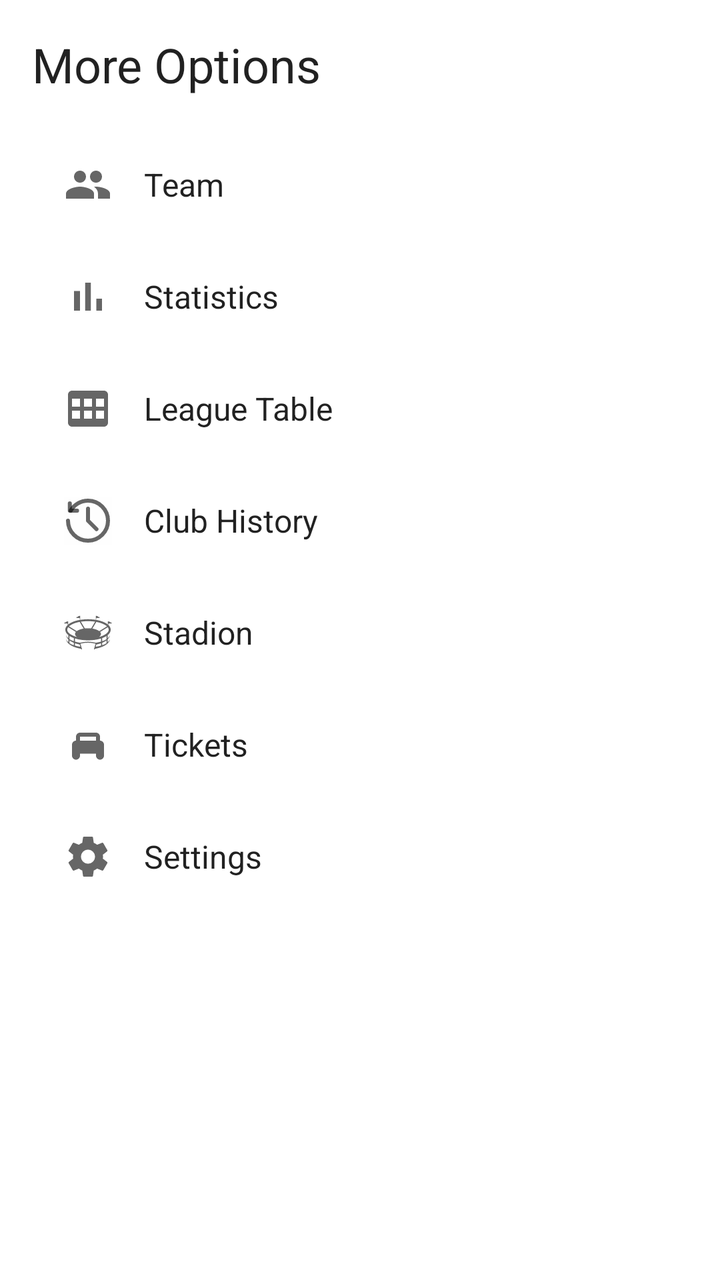
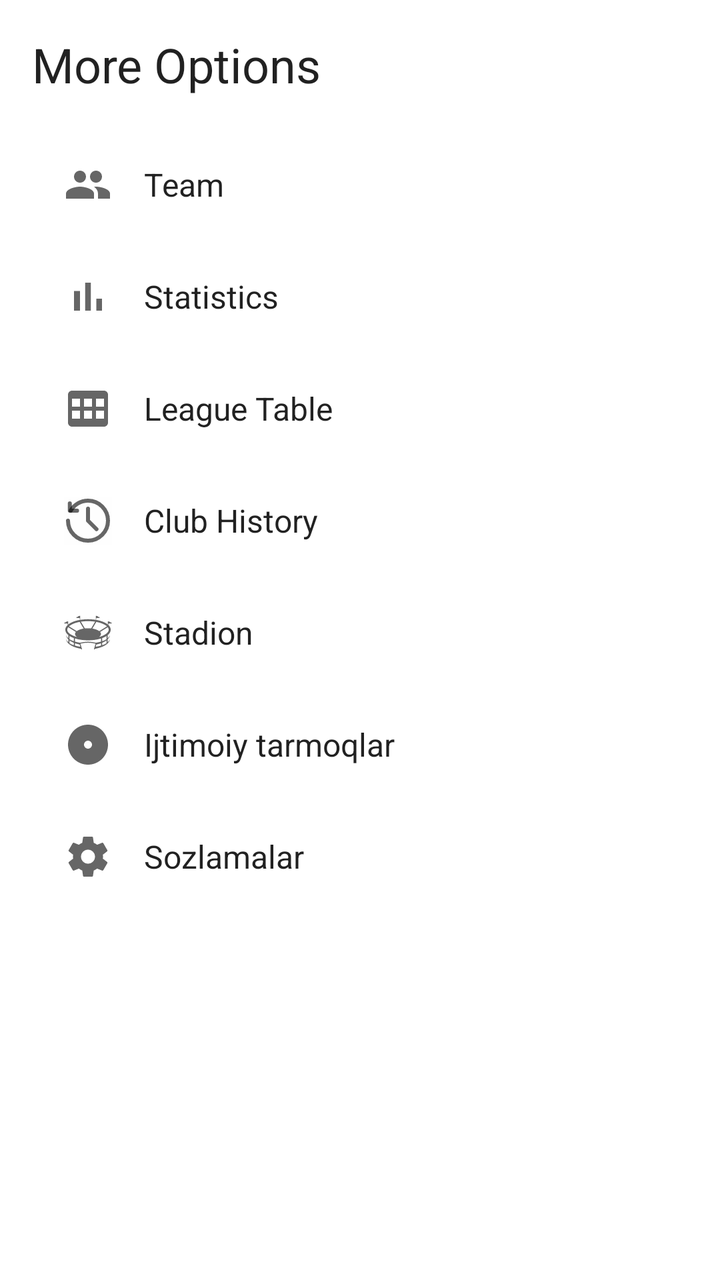

Screens rendered from an Android XML layout before and after an edit, with the pre-edit source and the edit as a unified diff.
<!-- AndroidManifest.xml: application theme Theme.FCNeftchi -->
<!-- res/layout/fragment_more.xml -->
<?xml version="1.0" encoding="utf-8"?>
<ScrollView xmlns:android="http://schemas.android.com/apk/res/android"
    xmlns:tools="http://schemas.android.com/tools"
    android:layout_width="match_parent"
    android:layout_height="match_parent"
    tools:context=".ui.more.MoreFragment">

    <LinearLayout
        android:layout_width="match_parent"
        android:layout_height="wrap_content"
        android:orientation="vertical"
        android:padding="16dp">

        <TextView
            style="?attr/textAppearanceHeadline5"
            android:layout_width="wrap_content"
            android:layout_height="wrap_content"
            android:layout_marginBottom="16dp"
            android:text="More Options" />

        <TextView
            android:id="@+id/team_button"
            style="?attr/textAppearanceListItem"
            android:layout_width="match_parent"
            android:layout_height="wrap_content"
            android:background="?attr/selectableItemBackground"
            android:drawableStart="@drawable/ic_team"
            android:drawablePadding="16dp"
            android:gravity="center_vertical"
            android:padding="16dp"
            android:text="@string/title_team" />

        <TextView
            android:id="@+id/statistics_button"
            style="?attr/textAppearanceListItem"
            android:layout_width="match_parent"
            android:layout_height="wrap_content"
            android:background="?attr/selectableItemBackground"
            android:drawableStart="@drawable/ic_stats"
            android:drawablePadding="16dp"
            android:gravity="center_vertical"
            android:padding="16dp"
            android:text="@string/title_statistics" />

        <TextView
            android:id="@+id/league_table_button"
            style="?attr/textAppearanceListItem"
            android:layout_width="match_parent"
            android:layout_height="wrap_content"
            android:background="?attr/selectableItemBackground"
            android:drawableStart="@drawable/ic_table"
            android:drawablePadding="16dp"
            android:gravity="center_vertical"
            android:padding="16dp"
            android:text="@string/title_league_table" />

        <TextView
            android:id="@+id/club_history_button"
            style="?attr/textAppearanceListItem"
            android:layout_width="match_parent"
            android:layout_height="wrap_content"
            android:background="?attr/selectableItemBackground"
            android:drawableStart="@drawable/ic_history"
            android:drawablePadding="16dp"
            android:gravity="center_vertical"
            android:padding="16dp"
            android:text="@string/title_club_history" />

        <TextView
            android:id="@+id/stadium_button"
            style="?attr/textAppearanceListItem"
            android:layout_width="match_parent"
            android:layout_height="wrap_content"
            android:background="?attr/selectableItemBackground"
            android:drawableStart="@drawable/ic_stadium"
            android:drawablePadding="16dp"
            android:gravity="center_vertical"
            android:padding="16dp"
            android:text="@string/title_stadium" />

        <TextView
            style="?attr/textAppearanceListItem"
            android:layout_width="match_parent"
            android:layout_height="wrap_content"
            android:drawableStart="@drawable/ic_tickets"
            android:drawablePadding="16dp"
            android:gravity="center_vertical"
            android:padding="16dp"
            android:text="Tickets" />

        <TextView
            style="?attr/textAppearanceListItem"
            android:layout_width="match_parent"
            android:layout_height="wrap_content"
            android:drawableStart="@drawable/ic_settings"
            android:drawablePadding="16dp"
            android:gravity="center_vertical"
            android:padding="16dp"
            android:text="Settings" />

    </LinearLayout>
</ScrollView>
<!-- resources referenced by this layout -->
<resources>
  <!-- drawable ic_stats (drawable) -->
  <?xml version="1.0" encoding="utf-8"?>
  <vector xmlns:android="http://schemas.android.com/apk/res/android"
      android:width="24dp"
      android:height="24dp"
      android:viewportWidth="24"
      android:viewportHeight="24"
      android:tint="?attr/colorControlNormal">
      <path
          android:fillColor="@android:color/white"
          android:pathData="M5,9.2h3V19H5zM10.6,5h2.8v14h-2.8V5zM16.2,13H19v6h-2.8V13z"/>
  </vector>
  <!-- drawable ic_table (drawable) -->
  <?xml version="1.0" encoding="utf-8"?>
  <vector xmlns:android="http://schemas.android.com/apk/res/android"
      android:width="24dp"
      android:height="24dp"
      android:viewportWidth="24"
      android:viewportHeight="24"
      android:tint="?attr/colorControlNormal">
      <path
          android:fillColor="@android:color/white"
          android:pathData="M20,3H4C2.9,3 2,3.9 2,5v14c0,1.1 0.9,2 2,2h16c1.1,0 2,-0.9 2,-2V5C22,3.9 21.1,3 20,3zM8,11H4V7h4V11zM14,11h-4V7h4V11zM20,11h-4V7h4V11zM8,17H4v-4h4V17zM14,17h-4v-4h4V17zM20,17h-4v-4h4V17z"/>
  </vector>
  <!-- drawable ic_team (drawable) -->
  <?xml version="1.0" encoding="utf-8"?>
  <vector xmlns:android="http://schemas.android.com/apk/res/android"
      android:width="24dp"
      android:height="24dp"
      android:viewportWidth="24"
      android:viewportHeight="24"
      android:tint="?attr/colorControlNormal">
      <path
          android:fillColor="@android:color/white"
          android:pathData="M16,11c1.66,0 2.99,-1.34 2.99,-3S17.66,5 16,5c-1.66,0 -3,1.34 -3,3s1.34,3 3,3zM8,11c1.66,0 2.99,-1.34 2.99,-3S9.66,5 8,5C6.34,5 5,6.34 5,8s1.34,3 3,3zM8,13c-2.33,0 -7,1.17 -7,3.5V19h14v-2.5C15,14.17 10.33,13 8,13zM16,13c-0.29,0 -0.62,0.02 -0.97,0.05 1.16,0.84 1.97,1.97 1.97,3.45V19h6v-2.5C23,14.17 18.33,13 16,13z"/>
  </vector>
  <!-- drawable ic_tickets (drawable) -->
  <?xml version="1.0" encoding="utf-8"?>
  <vector xmlns:android="http://schemas.android.com/apk/res/android"
      android:width="24dp"
      android:height="24dp"
      android:viewportWidth="24"
      android:viewportHeight="24"
      android:tint="?attr/colorControlNormal">
      <path
          android:fillColor="@android:color/white"
          android:pathData="M20,12c0,-1.1 -0.9,-2 -2,-2V8c0,-1.1 -0.9,-2 -2,-2H8C6.9,6 6,6.9 6,8v2c-1.1,0 -2,0.9 -2,2v5.5c0,1.1 0.9,2 2,2s2,-0.9 2,-2v-1h8v1c0,1.1 0.9,2 2,2s2,-0.9 2,-2V12zM16,10H8V8h8V10z"/>
  </vector>
  <string name="title_club_history">Club History</string>
  <string name="title_league_table">League Table</string>
  <string name="title_stadium">Stadion</string>
  <string name="title_statistics">Statistics</string>
  <string name="title_team">Team</string>
  <style name="Theme.FCNeftchi" parent="Theme.MaterialComponents.DayNight.NoActionBar">
          <item name="colorPrimary">@color/neftchi_green</item>
          <item name="colorPrimaryVariant">@color/neftchi_green_dark</item>
          <item name="colorOnPrimary">@color/white</item>
          <item name="colorSecondary">@color/neftchi_green_light</item>
          <item name="colorSecondaryVariant">@color/neftchi_green</item>
          <item name="colorOnSecondary">@color/black</item>
          <item name="android:statusBarColor">@android:color/transparent</item>
          <item name="android:navigationBarColor">@android:color/transparent</item>
      </style>
  <color name="neftchi_green">#008000</color>
  <color name="neftchi_green_dark">#006400</color>
  <color name="white">#FFFFFFFF</color>
  <color name="neftchi_green_light">#90EE90</color>
  <color name="black">#FF000000</color>
  <!-- unchanged entries left out for length: 3 -->
</resources>

<!-- the commit's change to res/layout/fragment_more.xml (unified diff, before → after) -->
@@ -79,24 +79,28 @@
             android:text="@string/title_stadium" />
 
         <TextView
+            android:id="@+id/socials_button"
             style="?attr/textAppearanceListItem"
             android:layout_width="match_parent"
             android:layout_height="wrap_content"
-            android:drawableStart="@drawable/ic_tickets"
+            android:background="?attr/selectableItemBackground"
+            android:drawableStart="@drawable/ic_socials"
             android:drawablePadding="16dp"
             android:gravity="center_vertical"
             android:padding="16dp"
-            android:text="Tickets" />
+            android:text="@string/title_socials" />
 
         <TextView
+            android:id="@+id/settings_button"
             style="?attr/textAppearanceListItem"
             android:layout_width="match_parent"
             android:layout_height="wrap_content"
+            android:background="?attr/selectableItemBackground"
             android:drawableStart="@drawable/ic_settings"
             android:drawablePadding="16dp"
             android:gravity="center_vertical"
             android:padding="16dp"
-            android:text="Settings" />
+            android:text="@string/title_settings" />
 
     </LinearLayout>
 </ScrollView>
<!-- resource entries referenced after the edit -->
@@ -1,5 +1,17 @@
 <!-- resources referenced by this layout -->
 <resources>
+  <!-- drawable ic_socials (drawable) -->
+  <?xml version="1.0" encoding="utf-8"?>
+  <vector xmlns:android="http://schemas.android.com/apk/res/android"
+      android:width="24dp"
+      android:height="24dp"
+      android:tint="?attr/colorControlNormal"
+      android:viewportWidth="24"
+      android:viewportHeight="24">
+      <path
+          android:fillColor="@android:color/white"
+          android:pathData="M12,2C6.48,2 2,6.48 2,12s4.48,10 10,10 10,-4.48 10,-10S17.52,2 12,2zM12,14c-1.1,0 -2,-0.9 -2,-2s0.9,-2 2,-2 2,0.9 2,2 -0.9,2 -2,2zM12,6c-1.1,0 -2,0.9 -2,2s0.9,2 2,2 2,-0.9 2,-2 -0.9,-2 -2,-2zM12,18c-1.1,0 -2,0.9 -2,2s0.9,2 2,2 2,-0.9 2,-2 -0.9,-2 -2,-2z" />
+  </vector>
   <!-- drawable ic_stats (drawable) -->
   <?xml version="1.0" encoding="utf-8"?>
   <vector xmlns:android="http://schemas.android.com/apk/res/android"
@@ -36,20 +48,10 @@
           android:fillColor="@android:color/white"
           android:pathData="M16,11c1.66,0 2.99,-1.34 2.99,-3S17.66,5 16,5c-1.66,0 -3,1.34 -3,3s1.34,3 3,3zM8,11c1.66,0 2.99,-1.34 2.99,-3S9.66,5 8,5C6.34,5 5,6.34 5,8s1.34,3 3,3zM8,13c-2.33,0 -7,1.17 -7,3.5V19h14v-2.5C15,14.17 10.33,13 8,13zM16,13c-0.29,0 -0.62,0.02 -0.97,0.05 1.16,0.84 1.97,1.97 1.97,3.45V19h6v-2.5C23,14.17 18.33,13 16,13z"/>
   </vector>
-  <!-- drawable ic_tickets (drawable) -->
-  <?xml version="1.0" encoding="utf-8"?>
-  <vector xmlns:android="http://schemas.android.com/apk/res/android"
-      android:width="24dp"
-      android:height="24dp"
-      android:viewportWidth="24"
-      android:viewportHeight="24"
-      android:tint="?attr/colorControlNormal">
-      <path
-          android:fillColor="@android:color/white"
-          android:pathData="M20,12c0,-1.1 -0.9,-2 -2,-2V8c0,-1.1 -0.9,-2 -2,-2H8C6.9,6 6,6.9 6,8v2c-1.1,0 -2,0.9 -2,2v5.5c0,1.1 0.9,2 2,2s2,-0.9 2,-2v-1h8v1c0,1.1 0.9,2 2,2s2,-0.9 2,-2V12zM16,10H8V8h8V10z"/>
-  </vector>
   <string name="title_club_history">Club History</string>
   <string name="title_league_table">League Table</string>
+  <string name="title_settings">Sozlamalar</string>
+  <string name="title_socials">Ijtimoiy tarmoqlar</string>
   <string name="title_stadium">Stadion</string>
   <string name="title_statistics">Statistics</string>
   <string name="title_team">Team</string>
